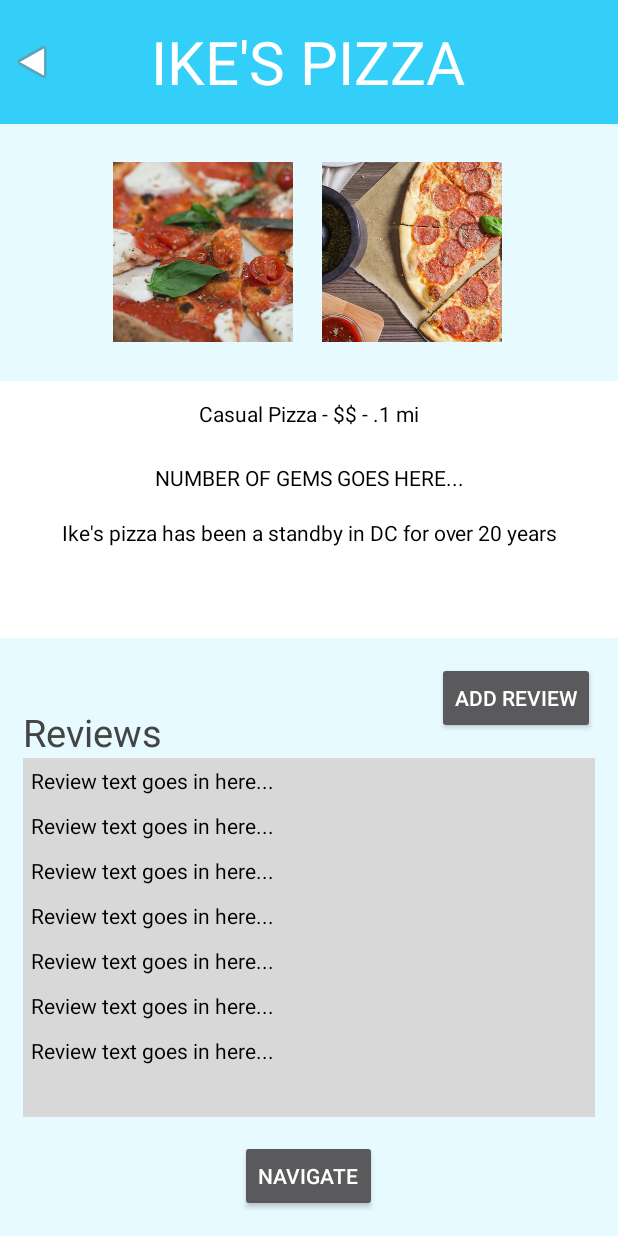
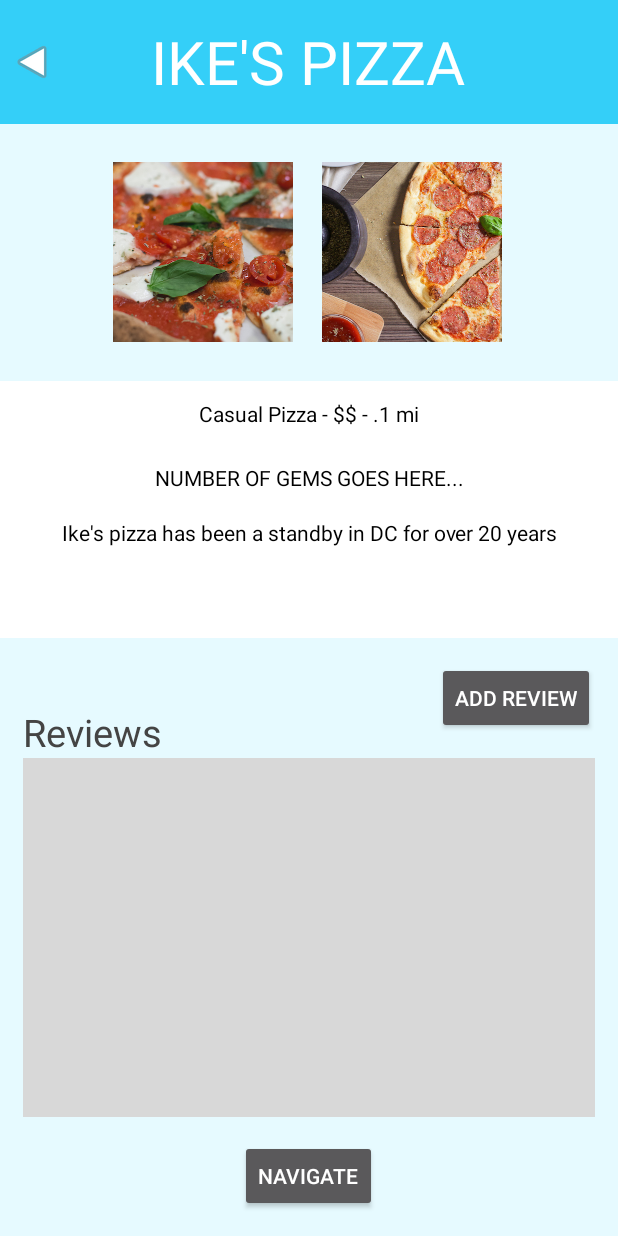
Before and after one commit to ptar104/HiddenGems, an Android app: the GemInfoActivity screen opened directly, with no data from a screen before it, on a phone screen of 412 x 824 dp. Run offline under Robolectric (Android 15) with nearby library versions, the phone set to English and light mode, and no system bars.

Commit message:
completed reviews listview and adapter

```diff
--- a/app/src/main/java/com/capstone/petros/hiddengems/GemInfoActivity.java
+++ b/app/src/main/java/com/capstone/petros/hiddengems/GemInfoActivity.java
@@ -4,11 +4,18 @@
 import android.support.v7.app.AppCompatActivity;
 import android.os.Bundle;
 import android.view.View;
+import android.widget.ArrayAdapter;
 import android.widget.Button;
 import android.widget.ImageButton;
+import android.widget.ListView;
 import android.widget.Toast;
 
+import java.util.ArrayList;
+
 public class GemInfoActivity extends AppCompatActivity {
+    ListView reviewsList;
+    ArrayList<String> reviews = new ArrayList<String>();
+    ArrayAdapter<String> mAdapter;
 
     final int CREATE_REVIEW = 828;
     GemInformation currGem = null;
@@ -17,6 +24,10 @@
     protected void onCreate(Bundle savedInstanceState) {
         super.onCreate(savedInstanceState);
         setContentView(R.layout.activity_gem_info);
+
+        reviewsList = (ListView)findViewById(R.id.reviewsList);
+        mAdapter = new ArrayAdapter<String>(this, R.layout.review_item, reviews);
+        reviewsList.setAdapter(mAdapter);
 
         // Initialize currGem reference
         currGem = (GemInformation)getIntent().getSerializableExtra("currGem");
@@ -56,6 +67,8 @@
 
             int numReviews = updatedGem.getReviews().size();
             String newReview = updatedGem.getReviews().get(numReviews - 1); // Index should never be out of bounds because at least one review exists
+            reviews.add(newReview);
+            mAdapter.notifyDataSetChanged();
             Toast.makeText(this, "New review: " + newReview, Toast.LENGTH_SHORT).show();
         }
     }
--- a/app/src/main/res/layout/activity_gem_info.xml
+++ b/app/src/main/res/layout/activity_gem_info.xml
@@ -156,71 +156,15 @@
 
             </RelativeLayout>
 
-            <ScrollView
+            <ListView
                 android:layout_width="match_parent"
                 android:layout_height="match_parent"
                 android:layout_weight="1"
-                android:background="#FFD8D8D8">
-
-                <LinearLayout
-                    android:layout_width="match_parent"
-                    android:layout_height="match_parent"
-                    android:orientation="vertical">
-
-                    <TextView
-                        android:layout_width="wrap_content"
-                        android:layout_height="wrap_content"
-                        android:text="Review text goes in here..."
-                        android:textColor="#FF000000"
-                        android:layout_margin="5dp"/>
-
-                    <TextView
-                        android:layout_width="wrap_content"
-                        android:layout_height="wrap_content"
-                        android:text="Review text goes in here..."
-                        android:textColor="#FF000000"
-                        android:layout_margin="5dp"/>
-
-                    <TextView
-                        android:layout_width="wrap_content"
-                        android:layout_height="wrap_content"
-                        android:text="Review text goes in here..."
-                        android:textColor="#FF000000"
-                        android:layout_margin="5dp"/>
-
-                    <TextView
-                        android:layout_width="wrap_content"
-                        android:layout_height="wrap_content"
-                        android:text="Review text goes in here..."
-                        android:textColor="#FF000000"
-                        android:layout_margin="5dp"/>
-
-                    <TextView
-                        android:layout_width="wrap_content"
-                        android:layout_height="wrap_content"
-                        android:text="Review text goes in here..."
-                        android:textColor="#FF000000"
-                        android:layout_margin="5dp"/>
-
-                    <TextView
-                        android:layout_width="wrap_content"
-                        android:layout_height="wrap_content"
-                        android:text="Review text goes in here..."
-                        android:textColor="#FF000000"
-                        android:layout_margin="5dp"/>
-
-                    <TextView
-                        android:layout_width="wrap_content"
-                        android:layout_height="wrap_content"
-                        android:text="Review text goes in here..."
-                        android:textColor="#FF000000"
-                        android:layout_margin="5dp"/>
-
-                </LinearLayout>
+                android:background="#FFD8D8D8"
+                android:id="@+id/reviewsList">
 
 
-
-            </ScrollView>
+            </ListView>
 
             <RelativeLayout
                 android:layout_width="match_parent"
--- /dev/null
+++ b/app/src/main/res/layout/review_item.xml
@@ -0,0 +1,15 @@
+<?xml version="1.0" encoding="utf-8"?>
+<LinearLayout xmlns:android="http://schemas.android.com/apk/res/android"
+    android:orientation="vertical" android:layout_width="match_parent"
+    android:layout_height="match_parent"
+    android:weightSum="1">
+
+    <TextView
+        android:text="TextView"
+        android:layout_width="match_parent"
+        android:layout_height="wrap_content"
+        android:id="@+id/review"
+        android:paddingLeft="10dp"
+        android:paddingTop="5dp"
+        android:paddingBottom="5dp" />
+</LinearLayout>
```
